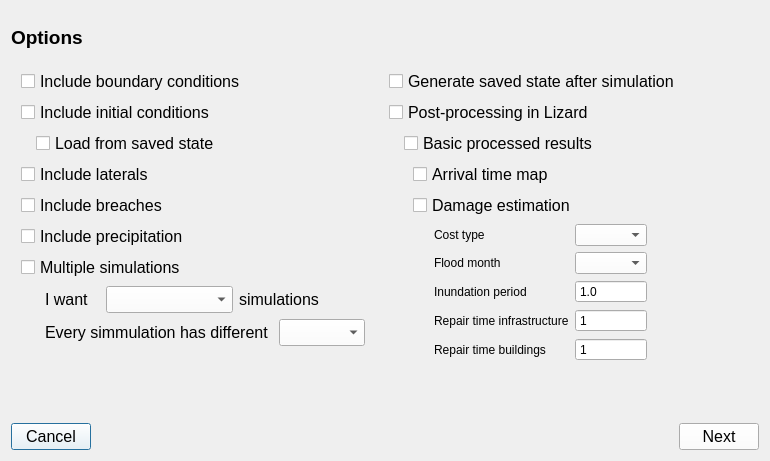
Qt form threedi_api_qgis_client/ui/init_dialog.ui (nens/threedi-api-qgis-client) before a commit.
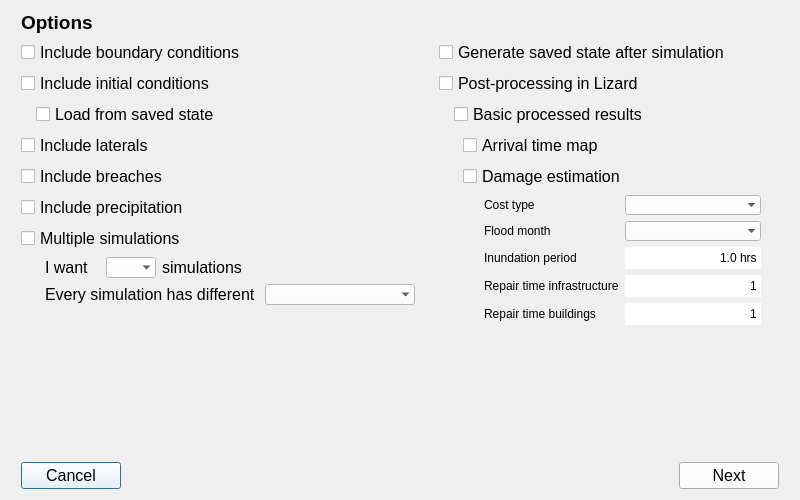
The same form after that commit.

What changed in the file:
```diff
--- a/threedi_api_qgis_client/ui/init_dialog.ui
+++ b/threedi_api_qgis_client/ui/init_dialog.ui
@@ -6,20 +6,20 @@
    <rect>
     <x>0</x>
     <y>0</y>
-    <width>770</width>
-    <height>461</height>
+    <width>800</width>
+    <height>500</height>
    </rect>
   </property>
   <property name="minimumSize">
    <size>
-    <width>770</width>
-    <height>461</height>
+    <width>800</width>
+    <height>500</height>
    </size>
   </property>
   <property name="maximumSize">
    <size>
-    <width>758</width>
-    <height>461</height>
+    <width>800</width>
+    <height>500</height>
    </size>
   </property>
   <property name="palette">
@@ -69,15 +69,35 @@
    <string>Dialog</string>
   </property>
   <layout class="QGridLayout" name="gridLayout">
-   <item row="1" column="1">
-    <layout class="QFormLayout" name="formLayout_2">
-     <property name="fieldGrowthPolicy">
-      <enum>QFormLayout::FieldsStayAtSizeHint</enum>
+   <item row="0" column="1">
+    <widget class="QLabel" name="label">
+     <property name="maximumSize">
+      <size>
+       <width>397</width>
+       <height>52</height>
+      </size>
      </property>
-     <property name="horizontalSpacing">
-      <number>0</number>
+     <property name="font">
+      <font>
+       <pointsize>14</pointsize>
+       <weight>75</weight>
+       <bold>true</bold>
+      </font>
      </property>
-     <item row="0" column="0">
+     <property name="text">
+      <string>Options</string>
+     </property>
+     <property name="margin">
+      <number>15</number>
+     </property>
+    </widget>
+   </item>
+   <item row="1" column="2">
+    <layout class="QVBoxLayout" name="verticalLayout_5">
+     <property name="bottomMargin">
+      <number>14</number>
+     </property>
+     <item>
       <widget class="QCheckBox" name="cb_generate">
        <property name="palette">
         <palette>
@@ -127,7 +147,7 @@
        </property>
       </widget>
      </item>
-     <item row="1" column="0">
+     <item>
       <widget class="QCheckBox" name="cb_postprocess">
        <property name="font">
         <font>
@@ -140,7 +160,7 @@
        </property>
       </widget>
      </item>
-     <item row="2" column="0">
+     <item>
       <widget class="QWidget" name="postprocessing_widget" native="true">
        <layout class="QVBoxLayout" name="verticalLayout_2">
         <property name="leftMargin">
@@ -236,6 +256,12 @@
                <pointsize>9</pointsize>
               </font>
              </property>
+             <property name="styleSheet">
+              <string notr="true">QComboBox {background-color:white; selection-background-color: lightgray;}</string>
+             </property>
+             <property name="frame">
+              <bool>false</bool>
+             </property>
             </widget>
            </item>
            <item row="0" column="1">
@@ -252,6 +278,33 @@
                   </color>
                  </brush>
                 </colorrole>
+                <colorrole role="Base">
+                 <brush brushstyle="SolidPattern">
+                  <color alpha="255">
+                   <red>255</red>
+                   <green>255</green>
+                   <blue>255</blue>
+                  </color>
+                 </brush>
+                </colorrole>
+                <colorrole role="Window">
+                 <brush brushstyle="SolidPattern">
+                  <color alpha="255">
+                   <red>255</red>
+                   <green>255</green>
+                   <blue>255</blue>
+                  </color>
+                 </brush>
+                </colorrole>
+                <colorrole role="Highlight">
+                 <brush brushstyle="SolidPattern">
+                  <color alpha="255">
+                   <red>211</red>
+                   <green>211</green>
+                   <blue>211</blue>
+                  </color>
+                 </brush>
+                </colorrole>
                </active>
                <inactive>
                 <colorrole role="Button">
@@ -263,6 +316,33 @@
                   </color>
                  </brush>
                 </colorrole>
+                <colorrole role="Base">
+                 <brush brushstyle="SolidPattern">
+                  <color alpha="255">
+                   <red>255</red>
+                   <green>255</green>
+                   <blue>255</blue>
+                  </color>
+                 </brush>
+                </colorrole>
+                <colorrole role="Window">
+                 <brush brushstyle="SolidPattern">
+                  <color alpha="255">
+                   <red>255</red>
+                   <green>255</green>
+                   <blue>255</blue>
+                  </color>
+                 </brush>
+                </colorrole>
+                <colorrole role="Highlight">
+                 <brush brushstyle="SolidPattern">
+                  <color alpha="255">
+                   <red>211</red>
+                   <green>211</green>
+                   <blue>211</blue>
+                  </color>
+                 </brush>
+                </colorrole>
                </inactive>
                <disabled>
                 <colorrole role="Button">
@@ -274,6 +354,33 @@
                   </color>
                  </brush>
                 </colorrole>
+                <colorrole role="Base">
+                 <brush brushstyle="SolidPattern">
+                  <color alpha="255">
+                   <red>255</red>
+                   <green>255</green>
+                   <blue>255</blue>
+                  </color>
+                 </brush>
+                </colorrole>
+                <colorrole role="Window">
+                 <brush brushstyle="SolidPattern">
+                  <color alpha="255">
+                   <red>255</red>
+                   <green>255</green>
+                   <blue>255</blue>
+                  </color>
+                 </brush>
+                </colorrole>
+                <colorrole role="Highlight">
+                 <brush brushstyle="SolidPattern">
+                  <color alpha="255">
+                   <red>211</red>
+                   <green>211</green>
+                   <blue>211</blue>
+                  </color>
+                 </brush>
+                </colorrole>
                </disabled>
               </palette>
              </property>
@@ -282,6 +389,12 @@
                <pointsize>9</pointsize>
               </font>
              </property>
+             <property name="styleSheet">
+              <string notr="true">QComboBox {background-color:white; selection-background-color: lightgray;}</string>
+             </property>
+             <property name="frame">
+              <bool>false</bool>
+             </property>
             </widget>
            </item>
            <item row="2" column="0">
@@ -330,6 +443,15 @@
                <pointsize>9</pointsize>
               </font>
              </property>
+             <property name="styleSheet">
+              <string notr="true">QSpinBox {background-color: white;}</string>
+             </property>
+             <property name="frame">
+              <bool>false</bool>
+             </property>
+             <property name="alignment">
+              <set>Qt::AlignRight|Qt::AlignTrailing|Qt::AlignVCenter</set>
+             </property>
              <property name="buttonSymbols">
               <enum>QAbstractSpinBox::NoButtons</enum>
              </property>
@@ -348,6 +470,15 @@
                <pointsize>9</pointsize>
               </font>
              </property>
+             <property name="styleSheet">
+              <string notr="true">QSpinBox {background-color: white;}</string>
+             </property>
+             <property name="frame">
+              <bool>false</bool>
+             </property>
+             <property name="alignment">
+              <set>Qt::AlignRight|Qt::AlignTrailing|Qt::AlignVCenter</set>
+             </property>
              <property name="buttonSymbols">
               <enum>QAbstractSpinBox::NoButtons</enum>
              </property>
@@ -366,9 +497,21 @@
                <pointsize>9</pointsize>
               </font>
              </property>
+             <property name="styleSheet">
+              <string notr="true">QDoubleSpinBox {background-color: white;}</string>
+             </property>
+             <property name="frame">
+              <bool>false</bool>
+             </property>
+             <property name="alignment">
+              <set>Qt::AlignRight|Qt::AlignTrailing|Qt::AlignVCenter</set>
+             </property>
              <property name="buttonSymbols">
               <enum>QAbstractSpinBox::NoButtons</enum>
              </property>
+             <property name="suffix">
+              <string> hrs</string>
+             </property>
              <property name="decimals">
               <number>1</number>
              </property>
@@ -383,65 +526,31 @@
        </layout>
       </widget>
      </item>
-    </layout>
-   </item>
-   <item row="0" column="0">
-    <widget class="QLabel" name="label">
-     <property name="maximumSize">
-      <size>
-       <width>397</width>
-       <height>52</height>
-      </size>
-     </property>
-     <property name="font">
-      <font>
-       <pointsize>14</pointsize>
-       <weight>75</weight>
-       <bold>true</bold>
-      </font>
-     </property>
-     <property name="text">
-      <string>Options</string>
-     </property>
-     <property name="margin">
-      <number>15</number>
-     </property>
-    </widget>
-   </item>
-   <item row="2" column="0" colspan="2">
-    <layout class="QGridLayout" name="gridLayout_2">
-     <property name="bottomMargin">
-      <number>0</number>
-     </property>
-     <item row="0" column="0" alignment="Qt::AlignLeft">
-      <widget class="QPushButton" name="pb_cancel">
-       <property name="text">
-        <string>Cancel</string>
+     <item>
+      <spacer name="verticalSpacer_2">
+       <property name="orientation">
+        <enum>Qt::Vertical</enum>
        </property>
-      </widget>
-     </item>
-     <item row="0" column="1" alignment="Qt::AlignRight">
-      <widget class="QPushButton" name="pb_next">
-       <property name="text">
-        <string>Next</string>
+       <property name="sizeHint" stdset="0">
+        <size>
+         <width>20</width>
+         <height>40</height>
+        </size>
        </property>
-      </widget>
+      </spacer>
      </item>
     </layout>
    </item>
-   <item row="1" column="0">
-    <layout class="QFormLayout" name="formLayout">
-     <property name="fieldGrowthPolicy">
-      <enum>QFormLayout::FieldsStayAtSizeHint</enum>
-     </property>
-     <property name="horizontalSpacing">
-      <number>0</number>
-     </property>
-     <property name="leftMargin">
-      <number>10</number>
-     </property>
-     <item row="0" column="0">
+   <item row="1" column="1">
+    <layout class="QVBoxLayout" name="verticalLayout_6">
+     <item>
       <widget class="QCheckBox" name="cb_boundary">
+       <property name="minimumSize">
+        <size>
+         <width>408</width>
+         <height>0</height>
+        </size>
+       </property>
        <property name="font">
         <font>
          <family>Segoe UI</family>
@@ -453,7 +562,7 @@
        </property>
       </widget>
      </item>
-     <item row="1" column="0">
+     <item>
       <widget class="QCheckBox" name="cb_conditions">
        <property name="font">
         <font>
@@ -466,7 +575,7 @@
        </property>
       </widget>
      </item>
-     <item row="2" column="0">
+     <item>
       <widget class="QWidget" name="load_state_widget" native="true">
        <layout class="QVBoxLayout" name="verticalLayout_4">
         <property name="leftMargin">
@@ -494,7 +603,7 @@
        </layout>
       </widget>
      </item>
-     <item row="3" column="0">
+     <item>
       <widget class="QCheckBox" name="cb_laterals">
        <property name="font">
         <font>
@@ -507,7 +616,7 @@
        </property>
       </widget>
      </item>
-     <item row="4" column="0">
+     <item>
       <widget class="QCheckBox" name="cb_breanches">
        <property name="font">
         <font>
@@ -520,7 +629,7 @@
        </property>
       </widget>
      </item>
-     <item row="5" column="0">
+     <item>
       <widget class="QCheckBox" name="cb_precipitation">
        <property name="font">
         <font>
@@ -533,7 +642,7 @@
        </property>
       </widget>
      </item>
-     <item row="6" column="0">
+     <item>
       <widget class="QCheckBox" name="cb_multiple_simulations">
        <property name="font">
         <font>
@@ -546,7 +655,7 @@
        </property>
       </widget>
      </item>
-     <item row="7" column="0">
+     <item>
       <widget class="QWidget" name="multiple_simulations_widget" native="true">
        <layout class="QVBoxLayout" name="verticalLayout">
         <property name="leftMargin">
@@ -591,6 +700,18 @@
            </item>
            <item>
             <widget class="QComboBox" name="dd_number_of_simulation">
+             <property name="sizePolicy">
+              <sizepolicy hsizetype="Minimum" vsizetype="Fixed">
+               <horstretch>0</horstretch>
+               <verstretch>0</verstretch>
+              </sizepolicy>
+             </property>
+             <property name="maximumSize">
+              <size>
+               <width>50</width>
+               <height>16777215</height>
+              </size>
+             </property>
              <property name="palette">
               <palette>
                <active>
@@ -603,6 +724,33 @@
                   </color>
                  </brush>
                 </colorrole>
+                <colorrole role="Base">
+                 <brush brushstyle="SolidPattern">
+                  <color alpha="255">
+                   <red>255</red>
+                   <green>255</green>
+                   <blue>255</blue>
+                  </color>
+                 </brush>
+                </colorrole>
+                <colorrole role="Window">
+                 <brush brushstyle="SolidPattern">
+                  <color alpha="255">
+                   <red>255</red>
+                   <green>255</green>
+                   <blue>255</blue>
+                  </color>
+                 </brush>
+                </colorrole>
+                <colorrole role="Highlight">
+                 <brush brushstyle="SolidPattern">
+                  <color alpha="255">
+                   <red>211</red>
+                   <green>211</green>
+                   <blue>211</blue>
+                  </color>
+                 </brush>
+                </colorrole>
                </active>
                <inactive>
                 <colorrole role="Button">
@@ -614,6 +762,33 @@
                   </color>
                  </brush>
                 </colorrole>
+                <colorrole role="Base">
+                 <brush brushstyle="SolidPattern">
+                  <color alpha="255">
+                   <red>255</red>
+                   <green>255</green>
+                   <blue>255</blue>
+                  </color>
+                 </brush>
+                </colorrole>
+                <colorrole role="Window">
+                 <brush brushstyle="SolidPattern">
+                  <color alpha="255">
+                   <red>255</red>
+                   <green>255</green>
+                   <blue>255</blue>
+                  </color>
+                 </brush>
+                </colorrole>
+                <colorrole role="Highlight">
+                 <brush brushstyle="SolidPattern">
+                  <color alpha="255">
+                   <red>211</red>
+                   <green>211</green>
+                   <blue>211</blue>
+                  </color>
+                 </brush>
+                </colorrole>
                </inactive>
                <disabled>
                 <colorrole role="Button">
@@ -625,9 +800,47 @@
                   </color>
                  </brush>
                 </colorrole>
+                <colorrole role="Base">
+                 <brush brushstyle="SolidPattern">
+                  <color alpha="255">
+                   <red>255</red>
+                   <green>255</green>
+                   <blue>255</blue>
+                  </color>
+                 </brush>
+                </colorrole>
+                <colorrole role="Window">
+                 <brush brushstyle="SolidPattern">
+                  <color alpha="255">
+                   <red>255</red>
+                   <green>255</green>
+                   <blue>255</blue>
+                  </color>
+                 </brush>
+                </colorrole>
+                <colorrole role="Highlight">
+                 <brush brushstyle="SolidPattern">
+                  <color alpha="255">
+                   <red>211</red>
+                   <green>211</green>
+                   <blue>211</blue>
+                  </color>
+                 </brush>
+                </colorrole>
                </disabled>
               </palette>
              </property>
+             <property name="font">
+              <font>
+               <pointsize>10</pointsize>
+              </font>
+             </property>
+             <property name="styleSheet">
+              <string notr="true">QComboBox {background-color:white; selection-background-color: lightgray;}</string>
+             </property>
+             <property name="frame">
+              <bool>false</bool>
+             </property>
             </widget>
            </item>
            <item>
@@ -664,12 +877,18 @@
               </font>
              </property>
              <property name="text">
-              <string>Every simmulation has different </string>
+              <string>Every simulation has different </string>
              </property>
             </widget>
            </item>
            <item>
             <widget class="QComboBox" name="dd_simulation_difference">
+             <property name="minimumSize">
+              <size>
+               <width>150</width>
+               <height>0</height>
+              </size>
+             </property>
              <property name="palette">
               <palette>
                <active>
@@ -682,6 +901,33 @@
                   </color>
                  </brush>
                 </colorrole>
+                <colorrole role="Base">
+                 <brush brushstyle="SolidPattern">
+                  <color alpha="255">
+                   <red>255</red>
+                   <green>255</green>
+                   <blue>255</blue>
+                  </color>
+                 </brush>
+                </colorrole>
+                <colorrole role="Window">
+                 <brush brushstyle="SolidPattern">
+                  <color alpha="255">
+                   <red>255</red>
+                   <green>255</green>
+                   <blue>255</blue>
+                  </color>
+                 </brush>
+                </colorrole>
+                <colorrole role="Highlight">
+                 <brush brushstyle="SolidPattern">
+                  <color alpha="255">
+                   <red>211</red>
+                   <green>211</green>
+                   <blue>211</blue>
+                  </color>
+                 </brush>
+                </colorrole>
                </active>
                <inactive>
                 <colorrole role="Button">
@@ -693,6 +939,33 @@
                   </color>
                  </brush>
                 </colorrole>
+                <colorrole role="Base">
+                 <brush brushstyle="SolidPattern">
+                  <color alpha="255">
+                   <red>255</red>
+                   <green>255</green>
+                   <blue>255</blue>
+                  </color>
+                 </brush>
+                </colorrole>
+                <colorrole role="Window">
+                 <brush brushstyle="SolidPattern">
+                  <color alpha="255">
+                   <red>255</red>
+                   <green>255</green>
+                   <blue>255</blue>
+                  </color>
+                 </brush>
+                </colorrole>
+                <colorrole role="Highlight">
+                 <brush brushstyle="SolidPattern">
+                  <color alpha="255">
+                   <red>211</red>
+                   <green>211</green>
+                   <blue>211</blue>
+                  </color>
+                 </brush>
+                </colorrole>
                </inactive>
                <disabled>
                 <colorrole role="Button">
@@ -704,19 +977,161 @@
                   </color>
                  </brush>
                 </colorrole>
+                <colorrole role="Base">
+                 <brush brushstyle="SolidPattern">
+                  <color alpha="255">
+                   <red>255</red>
+                   <green>255</green>
+                   <blue>255</blue>
+                  </color>
+                 </brush>
+                </colorrole>
+                <colorrole role="Window">
+                 <brush brushstyle="SolidPattern">
+                  <color alpha="255">
+                   <red>255</red>
+                   <green>255</green>
+                   <blue>255</blue>
+                  </color>
+                 </brush>
+                </colorrole>
+                <colorrole role="Highlight">
+                 <brush brushstyle="SolidPattern">
+                  <color alpha="255">
+                   <red>211</red>
+                   <green>211</green>
+                   <blue>211</blue>
+                  </color>
+                 </brush>
+                </colorrole>
                </disabled>
               </palette>
              </property>
+             <property name="font">
+              <font>
+               <pointsize>10</pointsize>
+              </font>
+             </property>
+             <property name="styleSheet">
+              <string notr="true">QComboBox {background-color:white; selection-background-color: lightgray;}</string>
+             </property>
+             <property name="frame">
+              <bool>false</bool>
+             </property>
             </widget>
            </item>
           </layout>
          </widget>
         </item>
+        <item>
+         <spacer name="verticalSpacer_3">
+          <property name="orientation">
+           <enum>Qt::Vertical</enum>
+          </property>
+          <property name="sizeHint" stdset="0">
+           <size>
+            <width>20</width>
+            <height>40</height>
+           </size>
+          </property>
+         </spacer>
+        </item>
        </layout>
       </widget>
      </item>
     </layout>
    </item>
+   <item row="24" column="1" colspan="2">
+    <layout class="QGridLayout" name="gridLayout_2">
+     <property name="bottomMargin">
+      <number>0</number>
+     </property>
+     <item row="0" column="0" alignment="Qt::AlignLeft">
+      <widget class="QPushButton" name="pb_cancel">
+       <property name="minimumSize">
+        <size>
+         <width>100</width>
+         <height>0</height>
+        </size>
+       </property>
+       <property name="text">
+        <string>Cancel</string>
+       </property>
+      </widget>
+     </item>
+     <item row="0" column="1" alignment="Qt::AlignRight">
+      <widget class="QPushButton" name="pb_next">
+       <property name="minimumSize">
+        <size>
+         <width>100</width>
+         <height>0</height>
+        </size>
+       </property>
+       <property name="text">
+        <string>Next</string>
+       </property>
+      </widget>
+     </item>
+    </layout>
+   </item>
+   <item row="2" column="2">
+    <spacer name="verticalSpacer_4">
+     <property name="orientation">
+      <enum>Qt::Vertical</enum>
+     </property>
+     <property name="sizeHint" stdset="0">
+      <size>
+       <width>20</width>
+       <height>40</height>
+      </size>
+     </property>
+    </spacer>
+   </item>
+   <item row="2" column="1">
+    <spacer name="verticalSpacer">
+     <property name="orientation">
+      <enum>Qt::Vertical</enum>
+     </property>
+     <property name="sizeHint" stdset="0">
+      <size>
+       <width>20</width>
+       <height>40</height>
+      </size>
+     </property>
+    </spacer>
+   </item>
+   <item row="1" column="0">
+    <spacer name="horizontalSpacer">
+     <property name="orientation">
+      <enum>Qt::Horizontal</enum>
+     </property>
+     <property name="sizeType">
+      <enum>QSizePolicy::Fixed</enum>
+     </property>
+     <property name="sizeHint" stdset="0">
+      <size>
+       <width>10</width>
+       <height>20</height>
+      </size>
+     </property>
+    </spacer>
+   </item>
+   <item row="1" column="3">
+    <spacer name="horizontalSpacer_2">
+     <property name="orientation">
+      <enum>Qt::Horizontal</enum>
+     </property>
+     <property name="sizeType">
+      <enum>QSizePolicy::Fixed</enum>
+     </property>
+     <property name="sizeHint" stdset="0">
+      <size>
+       <width>10</width>
+       <height>20</height>
+      </size>
+     </property>
+    </spacer>
+   </item>
   </layout>
  </widget>
  <resources/>
```
Left out of the diff: 28 changed lines with no effect on the pictures.
